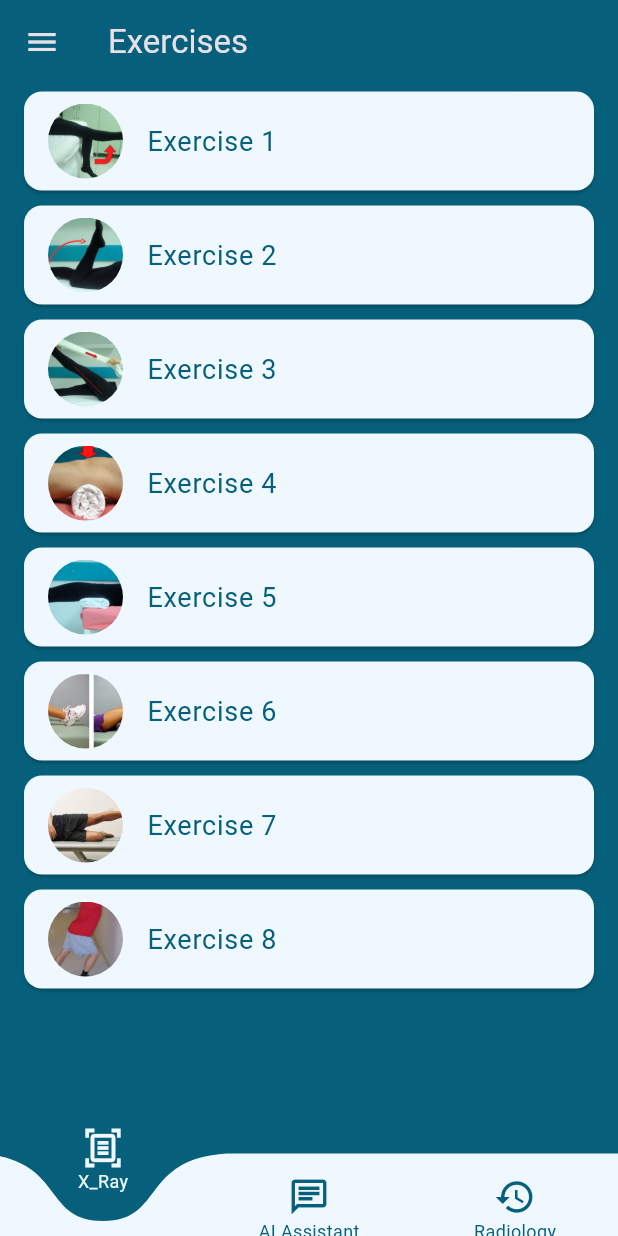
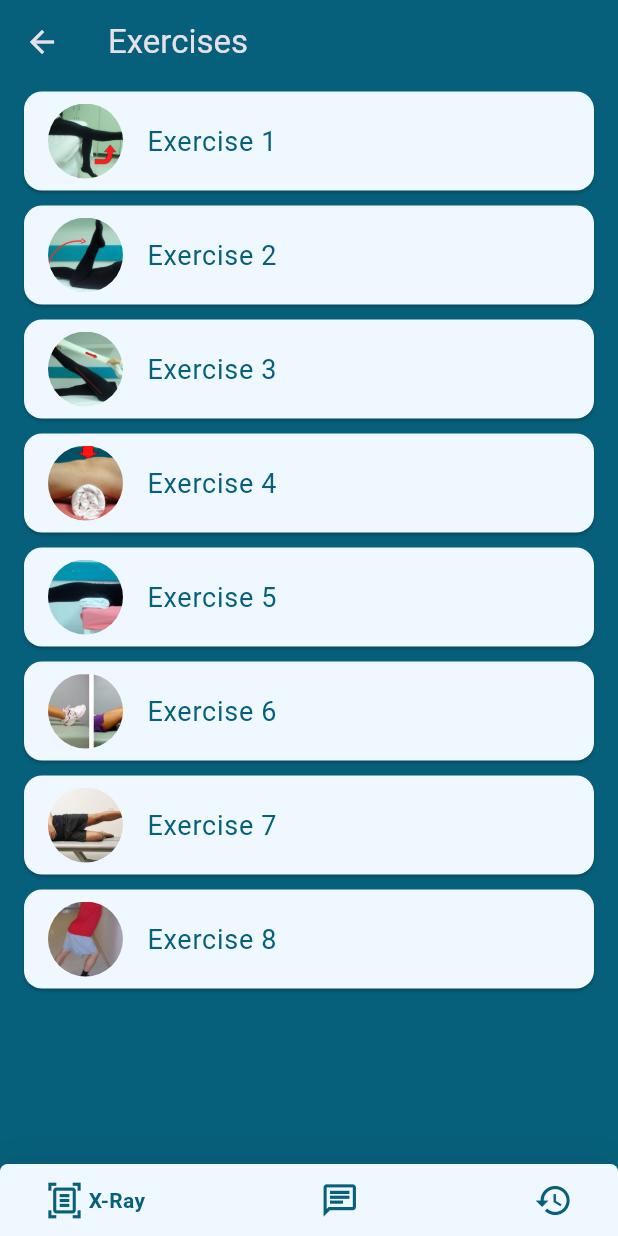
Before and after one commit to Graduation-team1/knee-app, a Flutter app: the BottomNavBar screen opened directly, in the side drawer, after a tap on "Exercises", on a phone screen of 412 x 824 dp. Run offline on Flutter 3.47's test engine with Material 3 defaults, Android fonts, the phone set to English and light mode, and no system bars; drawn by our look-alikes of curved_navigation_bar, google_nav_bar; our stand-ins replace firebase_auth, firebase_core, flutter_rating_bar, fluttertoast, image_picker, lottie and 3 more; missing offline and left inert: dialog_flowtter; accounts and stored records are empty; project files that could hold a hidden picture were left out.

Commit message:
handle some logic of bottom nav

```diff
--- a/lib/bottomNavbar.dart
+++ b/lib/bottomNavbar.dart
@@ -1,7 +1,10 @@
 import 'package:flutter/material.dart';
-import 'package:curved_navigation_bar/curved_navigation_bar.dart';
+import 'package:google_nav_bar/google_nav_bar.dart';
 import 'package:knee_app/chat.dart';
+import 'package:knee_app/exercise.dart';
+import 'package:knee_app/help.dart';
 import 'package:knee_app/radiology.dart';
+import 'package:knee_app/rating_bar.dart';
 import 'package:knee_app/x_rays_page.dart';
 
 class BottomNavBar extends StatefulWidget {
@@ -12,7 +15,6 @@ class BottomNavBar extends StatefulWidget {
 
   const BottomNavBar({Key? key}) : super(key: key);
 
-  // New method to toggle bottom navbar from outside the state
   static void toggleBottomNavBar(bool show) {
     navKey.currentState?.toggleBottomNavBar(show);
   }
@@ -48,63 +50,44 @@ class _BottomNavBarState extends State<BottomNavBar> {
       key: BottomNavBar.navKey,
       backgroundColor: Color(0xFF06607B),
       bottomNavigationBar: _showBottomNavBar
-          ? CurvedNavigationBar(
-        color: Color(0xFFF0F8FF),
-        index: _selectedIndex,
-        items: [
-          Column(
-            mainAxisAlignment: MainAxisAlignment.center,
-            children: [
-              Icon(Icons.document_scanner_outlined,
-                  size: 28,
-                  color: _selectedIndex == 0
-                      ? Color(0xFFF0F8FF)
-                      : Color(0xFF06607B)),
-              Text('X_Ray',
-                  style: TextStyle(
-                      fontSize: 12,
-                      color: _selectedIndex == 0
-                          ? Color(0xFFF0F8FF)
-                          : Color(0xFF06607B))),
-            ],
+          ? Container(
+        decoration: BoxDecoration(borderRadius: BorderRadius.vertical(top: Radius.circular(5)),color:  Color(0xFFF0F8FF), boxShadow: [
+          BoxShadow(blurRadius: 20, color: Colors.black.withOpacity(.1))
+        ]),
+        child: SafeArea(
+          child: Padding(
+            padding: EdgeInsets.symmetric(horizontal: 12.0, vertical: 6),
+            child: GNav(
+              gap: 3,
+              activeColor:  Color(0xFF06607B),
+              iconSize: 26,
+              padding: EdgeInsets.symmetric(horizontal: 18, vertical: 5),
+              duration: Duration(milliseconds: 600),
+              tabs: [
+                GButton(
+                  icon: Icons.document_scanner_outlined,
+                  iconColor: Color(0xFF06607B) ,
+                  text: 'X-Ray',
+                  iconSize:26 ,
+                  textSize: 26,
                 ),
-          Column(
-            mainAxisAlignment: MainAxisAlignment.center,
-            children: [
-              Icon(Icons.chat_outlined,
-                  size: 28,
-                  color: _selectedIndex == 1
-                      ? Color(0xFFF0F8FF)
-                      : Color(0xFF06607B)),
-              Text('AI Assistant',
-                  style: TextStyle(
-                      fontSize: 12,
-                      color: _selectedIndex == 1
-                          ? Color(0xFFF0F8FF)
-                          : Color(0xFF06607B))),
-            ],
+                GButton(
+                  icon: Icons.chat_outlined,
+                  iconColor:Color(0xFF06607B) ,
+                  text: 'Chat',
+                  iconSize:26 ,
+                  textSize: 26,
                 ),
-          Column(
-            mainAxisAlignment: MainAxisAlignment.center,
-            children: [
-              Icon(Icons.history,
-                  size: 28,
-                  color: _selectedIndex == 2
-                      ? Color(0xFFF0F8FF)
-                      : Color(0xFF06607B)),
-              Text('Radiology',
-                  style: TextStyle(
-                      fontSize: 12,
-                      color: _selectedIndex == 2
-                          ? Color(0xFFF0F8FF)
-                          : Color(0xFF06607B))),
-            ],
+                GButton(
+                  icon: Icons.history,
+                  iconColor:Color(0xFF06607B) ,
+                  text: 'Radiology',
+                  iconSize:26,
+                  textSize: 26,
                 ),
               ],
-        backgroundColor: Color(0xFF06607B),
-        buttonBackgroundColor: Colors.transparent,
-        height: 55,
-        onTap: (index) {
+              selectedIndex: _selectedIndex,
+              onTabChange: (index) {
                 setState(() {
                   if (_selectedIndex != index) {
                     _selectedIndex = index;
@@ -119,6 +102,9 @@ class _BottomNavBarState extends State<BottomNavBar> {
                   }
                 });
               },
+            ),
+          ),
+        ),
       )
           : null,
       body: Navigator(
@@ -126,7 +112,22 @@ class _BottomNavBarState extends State<BottomNavBar> {
         onGenerateRoute: (settings) {
           return MaterialPageRoute(
             settings: settings,
-            builder: (context) => screens[_selectedIndex],
+            builder: (context) {
+              switch (settings.name) {
+                case '/help':
+                  _selectedIndex = -1;
+                  return Help();
+                case '/rating':
+                  _selectedIndex = -1;
+                  return RatingPage();
+                case '/exercise':
+                  _selectedIndex = -1;
+                  return ExercisePage();
+                default:
+                // Default case
+                  return screens[_selectedIndex];
+              }
+            },
           );
         },
       ),
--- a/lib/exercise.dart
+++ b/lib/exercise.dart
@@ -19,10 +19,16 @@ class ExercisePage extends StatelessWidget {
   @override
   Widget build(BuildContext context) {
     return Scaffold(
-      drawer: NavBar(),
+      // drawer: NavBar(),
       appBar: AppBar(
         backgroundColor: Color(0xFF06607B),
         title: Text('Exercises'),
+        leading: IconButton(
+          icon: const Icon(Icons.arrow_back),
+          onPressed: () {
+            Navigator.of(context).pop();
+          },
+        ),
         elevation: 0,
       ),
       backgroundColor: Color(0xFF06607B),
--- a/lib/help.dart
+++ b/lib/help.dart
@@ -8,10 +8,16 @@ class Help extends StatelessWidget {
   @override
   Widget build(BuildContext context) {
     return Scaffold(
-      drawer: NavBar(),
+      // drawer: NavBar(),
       appBar: AppBar(
         backgroundColor: Color(0xFF06607B),
         title: Text('Help'),
+        leading: IconButton(
+          icon: const Icon(Icons.arrow_back),
+          onPressed: () {
+            Navigator.of(context).pop();
+          },
+        ),
         elevation: 0,
       ),
       backgroundColor: Color(0xFF06607B),
@@ -31,7 +37,7 @@ class Help extends StatelessWidget {
             borderRadius: BorderRadius.circular(10)
                 ,color:  Color(0xFFF0F8FF),
               boxShadow: [
-                BoxShadow(color: Color.fromRGBO(11, 180, 185, 1.0),
+                BoxShadow(color: Color.fromRGBO(12, 194, 199, 1.0),
                   blurRadius: 20,
                   offset: Offset(0,10),
                 )]
@@ -130,7 +136,7 @@ class Help extends StatelessWidget {
               borderRadius: BorderRadius.circular(10)
               ,color:  Color(0xFFF0F8FF),
               boxShadow: [
-                BoxShadow(color: Color.fromRGBO(11, 180, 185, 1.0),
+                BoxShadow(color: Color.fromRGBO(12, 194, 199, 1.0),
                   blurRadius: 20,
                   offset: Offset(0,10),
                 )]
@@ -150,7 +156,7 @@ class Help extends StatelessWidget {
               borderRadius: BorderRadius.circular(10)
               ,color:  Color(0xFFF0F8FF),
               boxShadow: [
-                BoxShadow(color: Color.fromRGBO(11, 180, 185, 1.0),
+                BoxShadow(color: Color.fromRGBO(12, 194, 199, 1.0),
                   blurRadius: 20,
                   offset: Offset(0,10),
                 )]
@@ -170,7 +176,7 @@ class Help extends StatelessWidget {
               borderRadius: BorderRadius.circular(10)
               ,color:  Color(0xFFF0F8FF),
               boxShadow: [
-                BoxShadow(color: Color.fromRGBO(11, 180, 185, 1.0),
+                BoxShadow(color: Color.fromRGBO(12, 194, 199, 1.0),
                   blurRadius: 20,
                   offset: Offset(0,10),
                 )]
@@ -190,7 +196,7 @@ class Help extends StatelessWidget {
               borderRadius: BorderRadius.circular(10)
               ,color:  Color(0xFFF0F8FF),
               boxShadow: [
-                BoxShadow(color: Color.fromRGBO(11, 180, 185, 1.0),
+                BoxShadow(color: Color.fromRGBO(12, 194, 199, 1.0),
                   blurRadius: 20,
                   offset: Offset(0,10),
                 )]
--- a/lib/main.dart
+++ b/lib/main.dart
@@ -1,6 +1,7 @@
 import 'package:firebase_auth/firebase_auth.dart';
 import 'package:flutter/material.dart';
 import 'package:knee_app/bottomNavbar.dart';
+import 'package:knee_app/exercise.dart';
 import 'package:knee_app/help.dart';
 import 'package:knee_app/radiology.dart';
 import 'package:knee_app/rating_bar.dart';
@@ -37,6 +38,11 @@ class MyApp extends StatelessWidget {
       theme: ThemeData(
         brightness: Brightness.dark,
       ),
+      routes: {
+        '/help': (context) => Help(),
+        '/rating': (context) => RatingPage(),
+        '/exercise': (context) => ExercisePage(),
+      },
       debugShowCheckedModeBanner: false,
       home: StreamBuilder<User?>(
         stream: FirebaseAuth.instance.authStateChanges(),
--- a/lib/navbar.dart
+++ b/lib/navbar.dart
@@ -121,21 +121,24 @@ class _NavBarState extends State<NavBar> {
             leading: Icon(Icons.directions_walk, color: Color(0xFF06607B)),
             title: Text('Exercises', style: TextStyle(color: Color(0xFF06607B))),
             onTap: () async {
-              Navigator.push(context, MaterialPageRoute(builder: (context) => ExercisePage()));
+              Navigator.pop(context);
+              Navigator.pushNamed(context, '/exercise');
             },
           ),
           ListTile(
             leading: Icon(Icons.help_outline, color: Color(0xFF06607B)),
             title: Text('Help', style: TextStyle(color: Color(0xFF06607B))),
             onTap: () async {
-              Navigator.push(context, MaterialPageRoute(builder: (context) => Help()));
+              Navigator.pop(context);
+              Navigator.pushNamed(context, '/help');
             },
           ),
           ListTile(
             leading: Icon(Icons.star_rate_outlined, color: Color(0xFF06607B)),
             title: Text('Rating Us', style: TextStyle(color: Color(0xFF06607B))),
             onTap: () async {
-              Navigator.push(context, MaterialPageRoute(builder: (context) => RatingPage()));
+              Navigator.pop(context);
+              Navigator.pushNamed(context, '/rating');
             },
           ),
           ListTile(
@@ -228,7 +231,6 @@ class _NavBarState extends State<NavBar> {
                 await prefs.remove('pass');
                 await prefs.remove('username');
                 await prefs.remove('email');
-                // await DatabaseHelper.deleteProfileImage();
                 Navigator.of(context).pop();
                 Navigator.pushReplacement(
                   context,
--- a/lib/rating_bar.dart
+++ b/lib/rating_bar.dart
@@ -8,9 +8,15 @@ class RatingPage extends StatelessWidget {
   Widget build(BuildContext context) {
     return Scaffold(appBar: AppBar(
       backgroundColor: Color(0xFF06607B),
+      leading: IconButton(
+        icon: const Icon(Icons.arrow_back),
+        onPressed: () {
+          Navigator.of(context).pop();
+        },
+      ),
       elevation: 0,
     ),
-      drawer: NavBar(),
+      // drawer: NavBar(),
       backgroundColor: Color(0xFF06607B),
       body: Padding(
         padding: const EdgeInsets.all(20.0),
--- a/lib/splash_screen.dart
+++ b/lib/splash_screen.dart
@@ -23,13 +23,13 @@ class _SplashScreenState extends State<SplashScreen> {
     loadUserData();
     Future.delayed(const Duration(seconds: 5), () {
       if(_name == null && _email == null && _pass==null){
-        Navigator.push(
+        Navigator.pushReplacement(
             context,
             MaterialPageRoute(
                 builder: (context) => SignUpPage()));
       }
       else if (_pass != null || _passs!=null) {
-        Navigator.push(
+        Navigator.pushReplacement(
             context,
             MaterialPageRoute(
                 builder: (context) => const BottomNavBar()));
--- a/pubspec.yaml
+++ b/pubspec.yaml
@@ -56,6 +56,7 @@ dependencies:
   path: ^1.8.3
   path_provider: ^2.1.2
   share: ^2.0.4
+  google_nav_bar: ^5.0.0
 
 
 
```
Also changed, not shown: pubspec.lock. Lines whose indentation alone changed are shown as unchanged.
